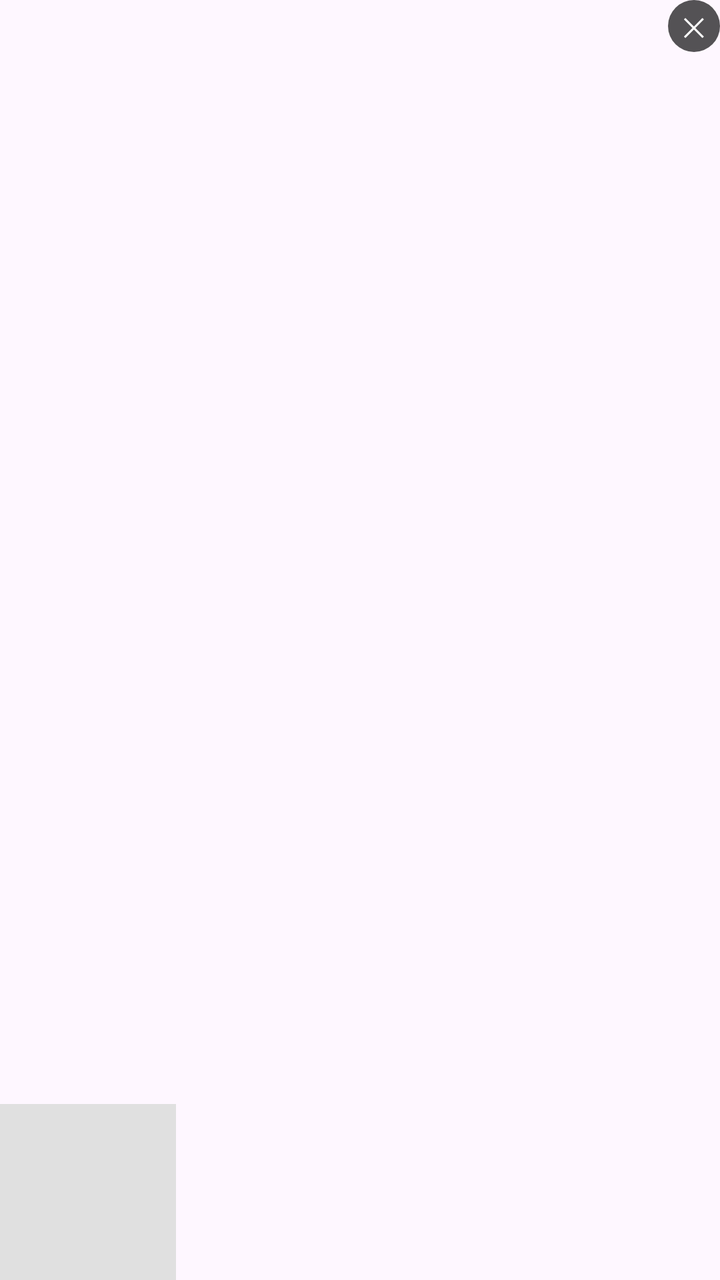
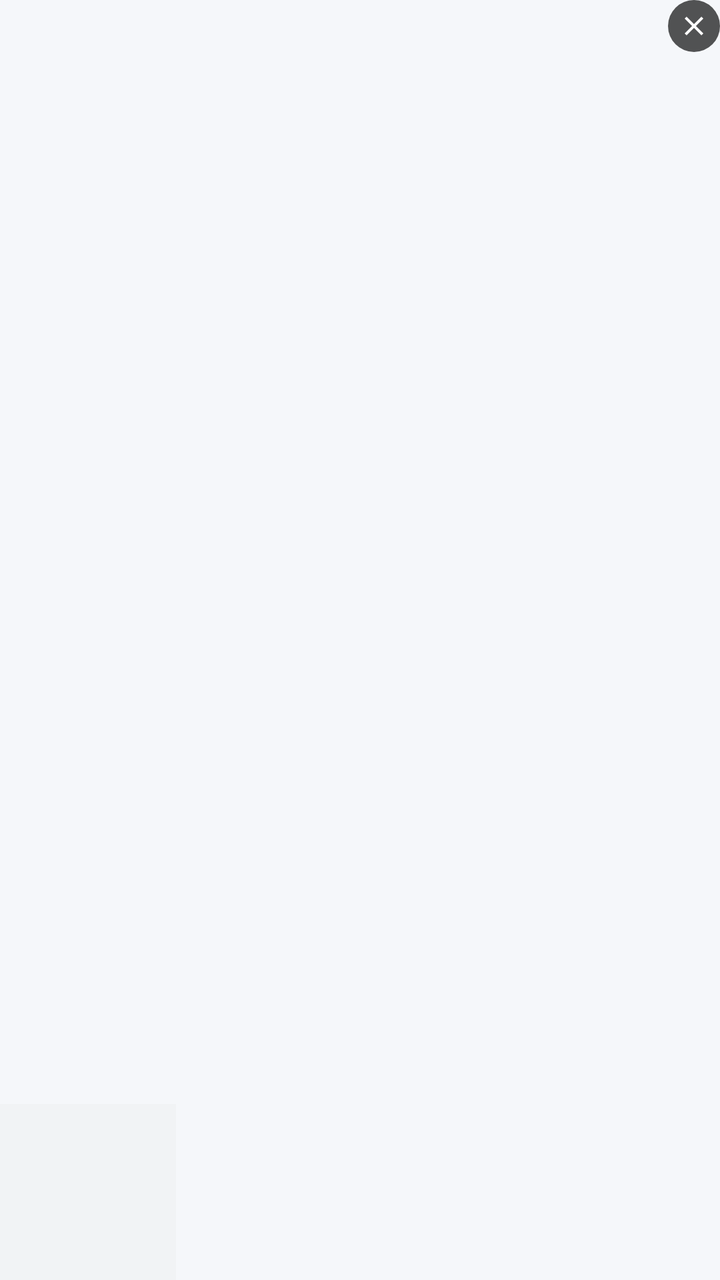

Before-and-after screenshots of an Android layout around one commit, followed by the original layout XML and the change that was made.
<!-- AndroidManifest.xml: application theme Theme.QLPT -->
<!-- res/layout/item_image_preview.xml -->
<?xml version="1.0" encoding="utf-8"?>
<FrameLayout xmlns:android="http://schemas.android.com/apk/res/android"
    android:layout_width="96dp"
    android:layout_height="96dp"
    android:layout_marginEnd="8dp">

    <ImageView
        android:id="@+id/img"
        android:layout_width="88dp"
        android:layout_height="88dp"
        android:layout_gravity="bottom|start"
        android:background="#E0E0E0"
        android:scaleType="centerCrop" />

    <TextView
        android:id="@+id/btnRemove"
        android:layout_width="26dp"
        android:layout_height="26dp"
        android:layout_gravity="top|end"
        android:background="@drawable/bg_circle_dark"
        android:gravity="center"
        android:text="✕"
        android:textColor="#FFFFFF"
        android:textSize="13sp" />
</FrameLayout>
<!-- resources referenced by this layout -->
<resources>
  <style name="Base.Theme.QLPT" parent="Theme.Material3.DayNight.NoActionBar">
          <item name="colorPrimary">@color/colorPrimary</item>
          <item name="colorPrimaryDark">@color/colorPrimaryDark</item>
          <item name="colorAccent">@color/colorAccent</item>
          <item name="android:statusBarColor">@color/colorPrimaryDark</item>
          <item name="textInputStyle">@style/App.TextInput</item>
      </style>
  <color name="colorPrimary">#1976D2</color>
  <color name="colorPrimaryDark">#1565C0</color>
  <color name="colorAccent">#FF6F00</color>
  <style name="App.TextInput" parent="Widget.Material3.TextInputLayout.OutlinedBox">
          <item name="boxCornerRadiusTopStart">12dp</item>
          <item name="boxCornerRadiusTopEnd">12dp</item>
          <item name="boxCornerRadiusBottomStart">12dp</item>
          <item name="boxCornerRadiusBottomEnd">12dp</item>
      </style>
  <!-- unchanged entries left out for length: 2 -->
</resources>

<!-- the commit's change to res/layout/item_image_preview.xml (unified diff, before → after) -->
@@ -1,5 +1,6 @@
 <?xml version="1.0" encoding="utf-8"?>
-<FrameLayout xmlns:android="http://schemas.android.com/apk/res/android"
+<FrameLayout
+    xmlns:android="http://schemas.android.com/apk/res/android"
     android:layout_width="96dp"
     android:layout_height="96dp"
     android:layout_marginEnd="8dp">
@@ -9,7 +10,7 @@
         android:layout_width="88dp"
         android:layout_height="88dp"
         android:layout_gravity="bottom|start"
-        android:background="#E0E0E0"
+        android:background="@color/qlpt_surface_variant"
         android:scaleType="centerCrop" />
 
     <TextView
@@ -18,8 +19,8 @@
         android:layout_height="26dp"
         android:layout_gravity="top|end"
         android:background="@drawable/bg_circle_dark"
+        android:drawableStart="@drawable/ic_close"
+        android:drawableTint="@color/qlpt_surface"
         android:gravity="center"
-        android:text="✕"
-        android:textColor="#FFFFFF"
-        android:textSize="13sp" />
+        android:padding="5dp" />
 </FrameLayout>
<!-- resource entries referenced after the edit -->
@@ -1,21 +1,113 @@
 <!-- resources referenced by this layout -->
 <resources>
-  <style name="Base.Theme.QLPT" parent="Theme.Material3.DayNight.NoActionBar">
+  <color name="qlpt_surface">#FFFFFF</color>
+  <color name="qlpt_surface_variant">#F1F3F5</color>
+  <!-- drawable ic_close (drawable) -->
+  <vector xmlns:android="http://schemas.android.com/apk/res/android"
+      android:width="16dp"
+      android:height="16dp"
+      android:viewportWidth="24"
+      android:viewportHeight="24">
+      <path
+          android:fillColor="#FF000000"
+          android:pathData="M19,6.41L17.59,5 12,10.59 6.41,5 5,6.41 10.59,12 5,17.59 6.41,19 12,13.41 17.59,19 19,17.59 13.41,12z" />
+  </vector>
+  <style name="Base.Theme.QLPT" parent="Theme.Material3.Light.NoActionBar">
+          
           <item name="colorPrimary">@color/colorPrimary</item>
+          <item name="colorOnPrimary">@color/qlpt_surface</item>
+          <item name="colorPrimaryContainer">@color/qlpt_primary_container</item>
+          <item name="colorOnPrimaryContainer">@color/qlpt_on_primary_container</item>
           <item name="colorPrimaryDark">@color/colorPrimaryDark</item>
           <item name="colorAccent">@color/colorAccent</item>
+  
+          
+          <item name="colorSecondary">@color/qlpt_accent</item>
+          <item name="colorOnSecondary">@color/qlpt_surface</item>
+          <item name="colorSecondaryContainer">@color/qlpt_primary_container</item>
+          <item name="colorOnSecondaryContainer">@color/qlpt_on_primary_container</item>
+  
+          <item name="colorError">@color/qlpt_error</item>
+  
+          
+          <item name="android:colorBackground">@color/qlpt_background</item>
+          <item name="colorSurface">@color/qlpt_surface</item>
+          <item name="colorSurfaceContainer">@color/qlpt_surface</item>
+          <item name="colorOnSurface">@color/qlpt_text</item>
+          <item name="colorOnSurfaceVariant">@color/qlpt_text_secondary</item>
+          <item name="colorOutline">@color/qlpt_text_hint</item>
+          <item name="colorOutlineVariant">@color/qlpt_border</item>
+  
+          
           <item name="android:statusBarColor">@color/colorPrimaryDark</item>
+          <item name="android:windowLightStatusBar">@bool/qlpt_light_status_bar</item>
+  
+          
+          <item name="materialButtonStyle">@style/Widget.QLPT.Button</item>
+          <item name="materialButtonOutlinedStyle">@style/Widget.QLPT.Button.Outlined</item>
+          <item name="materialCardViewStyle">@style/Widget.QLPT.Card</item>
           <item name="textInputStyle">@style/App.TextInput</item>
+          <item name="bottomNavigationStyle">@style/Widget.QLPT.BottomNav</item>
+          <item name="bottomSheetDialogTheme">@style/ThemeOverlay.QLPT.BottomSheetDialog</item>
       </style>
-  <color name="colorPrimary">#1976D2</color>
-  <color name="colorPrimaryDark">#1565C0</color>
-  <color name="colorAccent">#FF6F00</color>
+  <color name="colorPrimary">@color/qlpt_primary</color>
+  <color name="qlpt_primary_container">#E0F2F1</color>
+  <color name="qlpt_on_primary_container">#00695C</color>
+  <color name="colorPrimaryDark">@color/qlpt_primary_dark</color>
+  <color name="colorAccent">@color/qlpt_accent</color>
+  <color name="qlpt_accent">#F57C00</color>
+  <color name="qlpt_error">#E53935</color>
+  <color name="qlpt_background">#F5F7FA</color>
+  <color name="qlpt_text">#212121</color>
+  <color name="qlpt_text_secondary">#616161</color>
+  <color name="qlpt_text_hint">#9E9E9E</color>
+  <color name="qlpt_border">#E5E7EB</color>
+  <style name="Widget.QLPT.Button" parent="Widget.Material3.Button">
+          <item name="cornerRadius">12dp</item>
+          <item name="android:textAllCaps">false</item>
+          <item name="android:letterSpacing">0</item>
+      </style>
+  <style name="Widget.QLPT.Button.Outlined" parent="Widget.Material3.Button.OutlinedButton">
+          <item name="cornerRadius">12dp</item>
+          <item name="android:textAllCaps">false</item>
+          <item name="android:letterSpacing">0</item>
+          <item name="strokeColor">@color/qlpt_border</item>
+      </style>
+  <style name="Widget.QLPT.Card" parent="Widget.Material3.CardView.Outlined">
+          <item name="cardCornerRadius">12dp</item>
+          <item name="cardElevation">0dp</item>
+          <item name="strokeWidth">1dp</item>
+          <item name="strokeColor">@color/qlpt_border</item>
+          <item name="cardBackgroundColor">@color/qlpt_surface</item>
+      </style>
   <style name="App.TextInput" parent="Widget.Material3.TextInputLayout.OutlinedBox">
+          
+          <item name="boxBackgroundColor">@color/qlpt_surface</item>
           <item name="boxCornerRadiusTopStart">12dp</item>
           <item name="boxCornerRadiusTopEnd">12dp</item>
           <item name="boxCornerRadiusBottomStart">12dp</item>
           <item name="boxCornerRadiusBottomEnd">12dp</item>
       </style>
+  <style name="Widget.QLPT.BottomNav" parent="Widget.Material3.BottomNavigationView">
+          <item name="backgroundTint">@color/qlpt_surface</item>
+          <item name="elevation">8dp</item>
+      </style>
+  <style name="ThemeOverlay.QLPT.BottomSheetDialog" parent="ThemeOverlay.Material3.BottomSheetDialog">
+          <item name="bottomSheetStyle">@style/Widget.QLPT.BottomSheet</item>
+      </style>
+  <color name="qlpt_primary">#009688</color>
+  <color name="qlpt_primary_dark">#00796B</color>
+  <style name="Widget.QLPT.BottomSheet" parent="Widget.Material3.BottomSheet.Modal">
+          <item name="backgroundTint">@color/qlpt_surface</item>
+          <item name="shapeAppearance">@style/ShapeAppearance.QLPT.BottomSheet</item>
+      </style>
+  <style name="ShapeAppearance.QLPT.BottomSheet" parent="">
+          <item name="cornerFamily">rounded</item>
+          <item name="cornerSizeTopLeft">24dp</item>
+          <item name="cornerSizeTopRight">24dp</item>
+          <item name="cornerSizeBottomLeft">0dp</item>
+          <item name="cornerSizeBottomRight">0dp</item>
+      </style>
   <!-- unchanged entries left out for length: 2 -->
 </resources>
 
